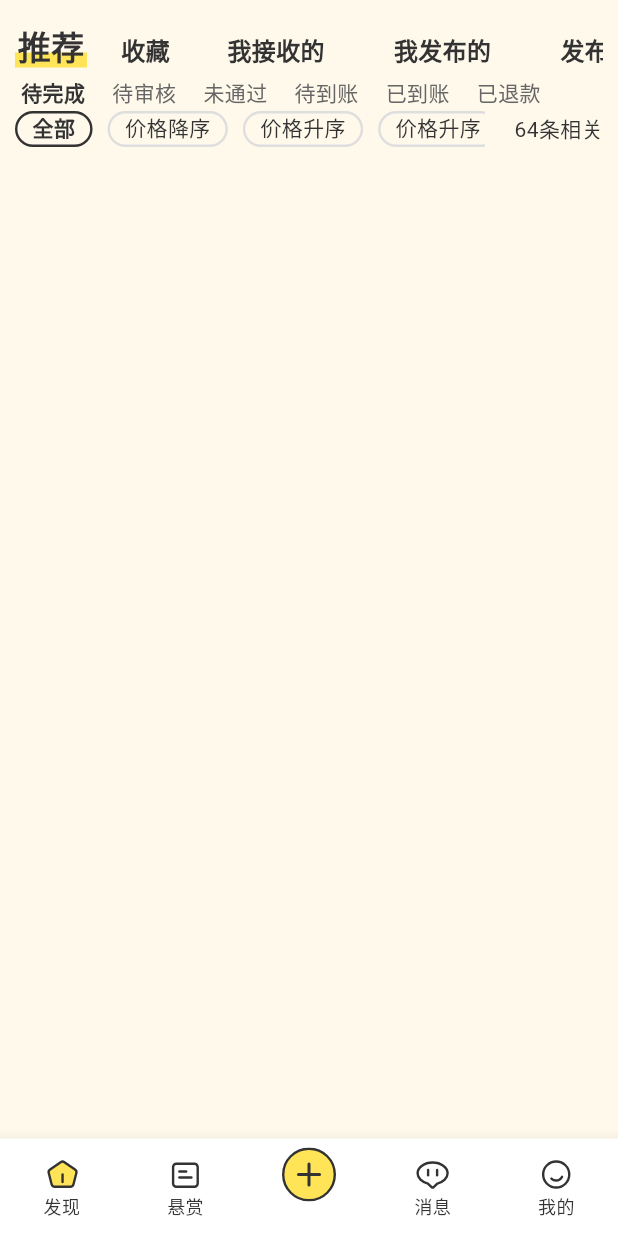
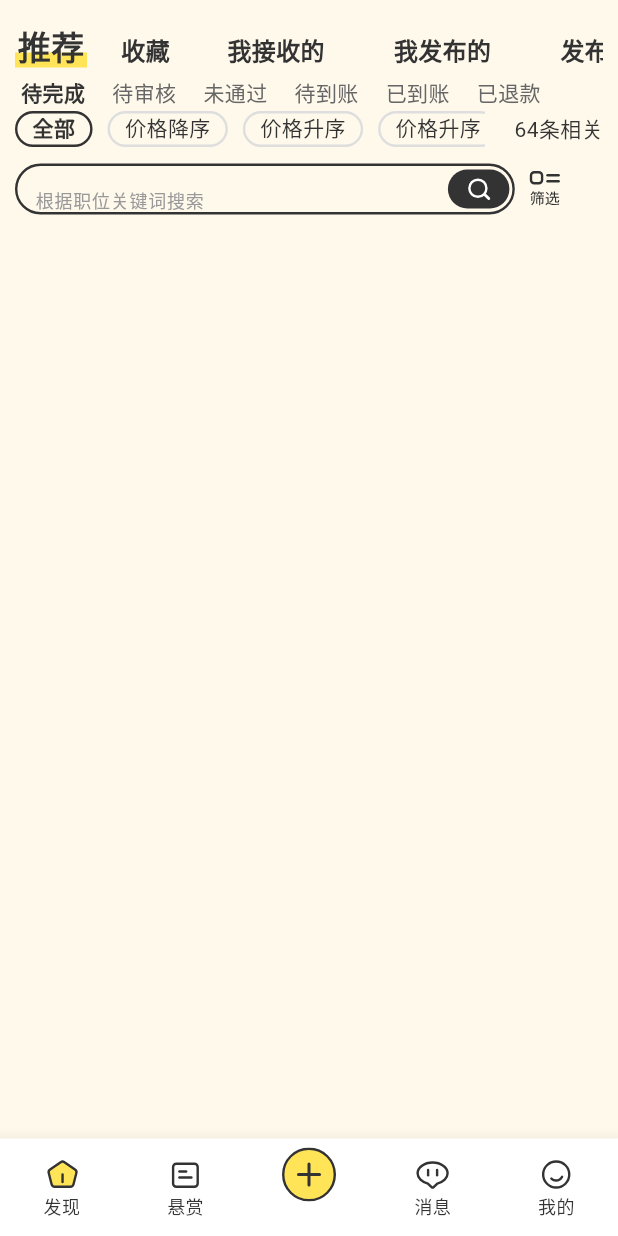
Before and after one commit to Esthert0109/part_time_app3, a Flutter app: the screen it shows after launch, on a phone screen of 412 x 824 dp. Run offline on Flutter 3.47's test engine with Material 3 defaults, Android fonts, the phone set to English and light mode, and no system bars; our stand-ins replace flutter_svg, get.

Commit message:
create search bar component

```diff
--- /dev/null
+++ b/part_time_app/lib/Components/SearchBar/searchBarComponent.dart
@@ -0,0 +1,155 @@
+import 'package:flutter/cupertino.dart';
+import 'package:flutter/material.dart';
+import 'package:flutter/widgets.dart';
+import 'package:flutter_svg/flutter_svg.dart';
+import 'package:part_time_app/Constants/colorConstant.dart';
+
+import '../../Constants/textStyleConstant.dart';
+
+class SearchBarComponent extends StatefulWidget {
+  const SearchBarComponent({super.key});
+
+  @override
+  State<SearchBarComponent> createState() => _SearchBarComponentState();
+}
+
+class _SearchBarComponentState extends State<SearchBarComponent> {
+  final TextEditingController searchController = TextEditingController();
+  String searchText = "";
+  FocusNode focusNode = FocusNode();
+  bool isSearching = false;
+  Color buttonColor = kMainBlackColor;
+
+  @override
+  void initState() {
+    super.initState();
+    focusNode.addListener(() {
+      setState(() {
+        isSearching = focusNode.hasFocus;
+        if (!isSearching) {
+          searchController.clear();
+        }
+      });
+    });
+  }
+
+  @override
+  Widget build(BuildContext context) {
+    return Row(
+      children: [
+        Expanded(
+          flex: 85,
+          child: Container(
+            height: 34,
+            margin: const EdgeInsets.symmetric(vertical: 11),
+            decoration: BoxDecoration(
+                borderRadius: BorderRadius.circular(17),
+                border: Border.all(width: 1.6, color: kMainBlackColor)),
+            child: Row(
+              mainAxisAlignment: MainAxisAlignment.spaceBetween,
+              crossAxisAlignment: CrossAxisAlignment.center,
+              children: [
+                Expanded(
+                  flex: 90,
+                  child: Container(
+                    height: 34,
+                    padding: const EdgeInsets.symmetric(
+                      horizontal: 12,
+                    ),
+                    child: TextField(
+                      controller: searchController,
+                      focusNode: focusNode,
+                      decoration: InputDecoration(
+                        hintText: "根据职位关键词搜索",
+                        hintStyle: searchBarHintTextStyle,
+                        border: InputBorder.none,
+                        counterText: "",
+                      ),
+                      style: searchBarTextStyle,
+                      cursorHeight: 20,
+                      cursorColor: kMainYellowColor,
+                      maxLength: 20,
+                      onChanged: (value) {
+                        setState(() {
+                          searchText = value;
+                          isSearching = true;
+                        });
+                      },
+                      onSubmitted: (searchText) {
+                        if (searchText.isNotEmpty && searchText != "") {
+                          searchController.clear();
+                          searchText = "";
+                          isSearching = false;
+                        }
+                      },
+                    ),
+                  ),
+                ),
+                Flexible(
+                  flex: 18,
+                  child: GestureDetector(
+                    onTapDown: (_) {
+                      setState(() {
+                        buttonColor = kSearchBarPressedColor;
+                        if (searchText.isNotEmpty && searchText != "") {
+                          searchController.clear();
+                          searchText = "";
+                        }
+                        focusNode.unfocus();
+                      });
+                    },
+                    onTapUp: (_) {
+                      setState(() {
+                        buttonColor = kMainBlackColor;
+                      });
+                    },
+                    child: Container(
+                      width: 41,
+                      height: 26,
+                      margin: const EdgeInsets.all(2),
+                      decoration: BoxDecoration(
+                          color: buttonColor,
+                          borderRadius: BorderRadius.circular(13.5)),
+                      child: Center(
+                        child: SvgPicture.asset(
+                            "assets/recommendation/searchButton.svg"),
+                      ),
+                    ),
+                  ),
+                )
+              ],
+            ),
+          ),
+        ),
+        Flexible(
+          flex: 15,
+          child: Container(
+            margin: const EdgeInsets.symmetric(vertical: 5, horizontal: 8),
+            child: isSearching
+                ? GestureDetector(
+                    onTap: () {
+                      setState(() {
+                        isSearching = false;
+                        if (searchText.isNotEmpty && searchText != "") {
+                          searchController.clear();
+                          searchText = "";
+                        }
+                        focusNode.unfocus();
+                      });
+                    },
+                    child: const Text(
+                      "取消",
+                      style: searchBarCancelTextStyle,
+                    ),
+                  )
+                : SvgPicture.asset(
+                    "assets/recommendation/category.svg",
+                    width: 24,
+                    height: 24,
+                  ),
+          ),
+        )
+      ],
+    );
+  }
+}
--- a/part_time_app/lib/Constants/colorConstant.dart
+++ b/part_time_app/lib/Constants/colorConstant.dart
@@ -9,3 +9,6 @@ const kMainWhiteColor = Color(0xffFFFFFF);
 const kTransparent = Colors.transparent;
 
 const kUnselectedTagColor = Color(0xffDEDEDE);
+const kSelectedCategoryBorderColor = Color(0xffE2A122);
+const kSelectedCategoryColor = Color(0xffFFF8D0);
+const kSearchBarPressedColor = Color.fromARGB(255, 75, 75, 75);
--- a/part_time_app/lib/Constants/textStyleConstant.dart
+++ b/part_time_app/lib/Constants/textStyleConstant.dart
@@ -31,3 +31,30 @@ const unselectedTagTextStyle = TextStyle(
     fontWeight: FontWeight.w400,
     color: kMainBlackColor,
     height: 0.8);
+
+const unselectedCategoryTextStyle = TextStyle(
+    fontSize: 14,
+    fontWeight: FontWeight.w500,
+    color: kMainBlackColor,
+    height: 1);
+const selectedCategoryTextStyle = TextStyle(
+    fontSize: 14,
+    fontWeight: FontWeight.w600,
+    color: kSelectedCategoryBorderColor,
+    height: 0.7);
+
+const searchBarHintTextStyle = TextStyle(
+    fontSize: 12,
+    fontWeight: FontWeight.w400,
+    color: kSecondGreyColor,
+    height: 1.3);
+const searchBarTextStyle = TextStyle(
+  fontSize: 12,
+  fontWeight: FontWeight.w400,
+  color: kMainBlackColor,
+);
+const searchBarCancelTextStyle = TextStyle(
+  fontSize: 16,
+  fontWeight: FontWeight.w400,
+  color: kMainBlackColor,
+);
--- a/part_time_app/lib/Pages/ComponentDisplayPage/componentExamplePage.dart
+++ b/part_time_app/lib/Pages/ComponentDisplayPage/componentExamplePage.dart
@@ -1,7 +1,9 @@
 import 'package:flutter/material.dart';
 import 'package:get/get_connect/http/src/utils/utils.dart';
 
+import '../../Components/SearchBar/searchBarComponent.dart';
 import '../../Components/Selection/primaryTagSelectionComponent.dart';
+import '../../Components/Selection/secondaryCategorySelectionComponent.dart';
 import '../../Components/Selection/thirdStatusSelectionComponent.dart';
 import '../../Components/Title/secondaryTitleComponent.dart';
 import '../../Constants/textStyleConstant.dart';
@@ -15,6 +17,8 @@ class ComponentExample extends StatefulWidget {
 
 class _ComponentExampleState extends State<ComponentExample> {
   int selectIndex = 0;
+  List<String> selectedCategory = [];
+  bool isSelected = false;
 
   @override
   Widget build(BuildContext context) {
@@ -66,7 +70,8 @@ class _ComponentExampleState extends State<ComponentExample> {
                     ),
                   )
                 ],
-              )
+              ),
+              SearchBarComponent()
             ],
           ),
         ),
--- a/part_time_app/pubspec.yaml
+++ b/part_time_app/pubspec.yaml
@@ -63,6 +63,7 @@ flutter:
   # To add assets to your application, add an assets section, like this:
   assets:
     - assets/bottomNaviBar/
+    - assets/recommendation/
 
   # An image asset can refer to one or more resolution-specific "variants", see
   # https://flutter.dev/assets-and-images/#resolution-aware
```
Also changed, not shown: part_time_app/lib/Components/Selection/secondaryCategorySelectionComponent.dart (added, +73 -0 lines), part_time_app/assets/recommendation/category.svg (added), part_time_app/assets/recommendation/searchButton.svg (added).
